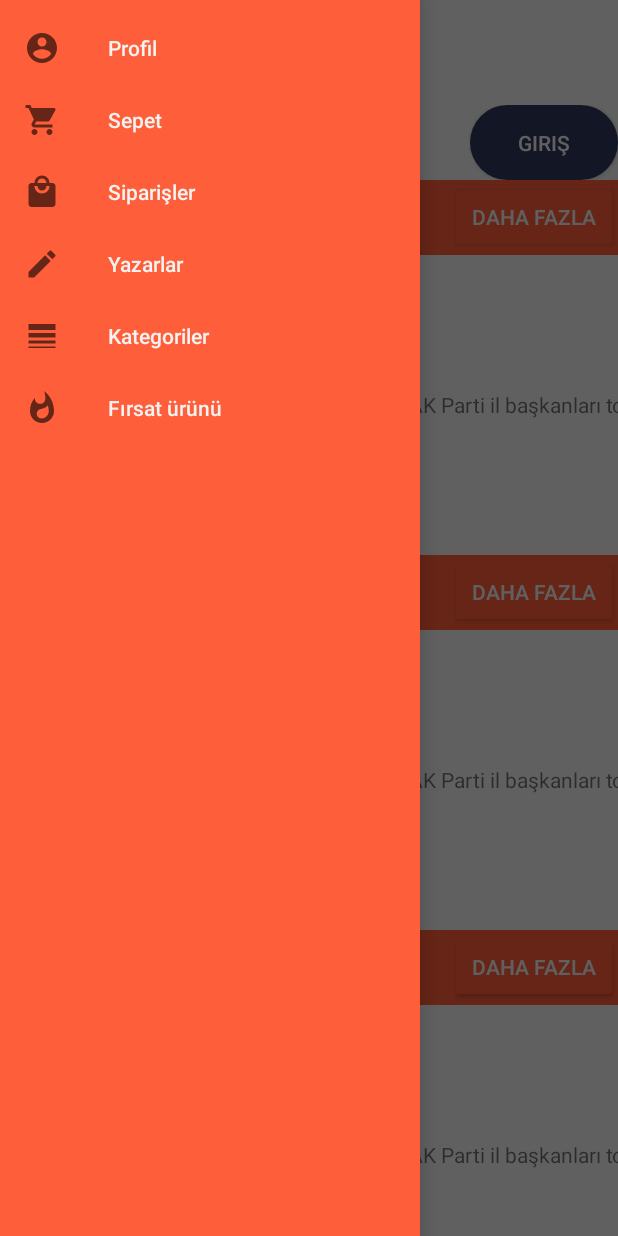
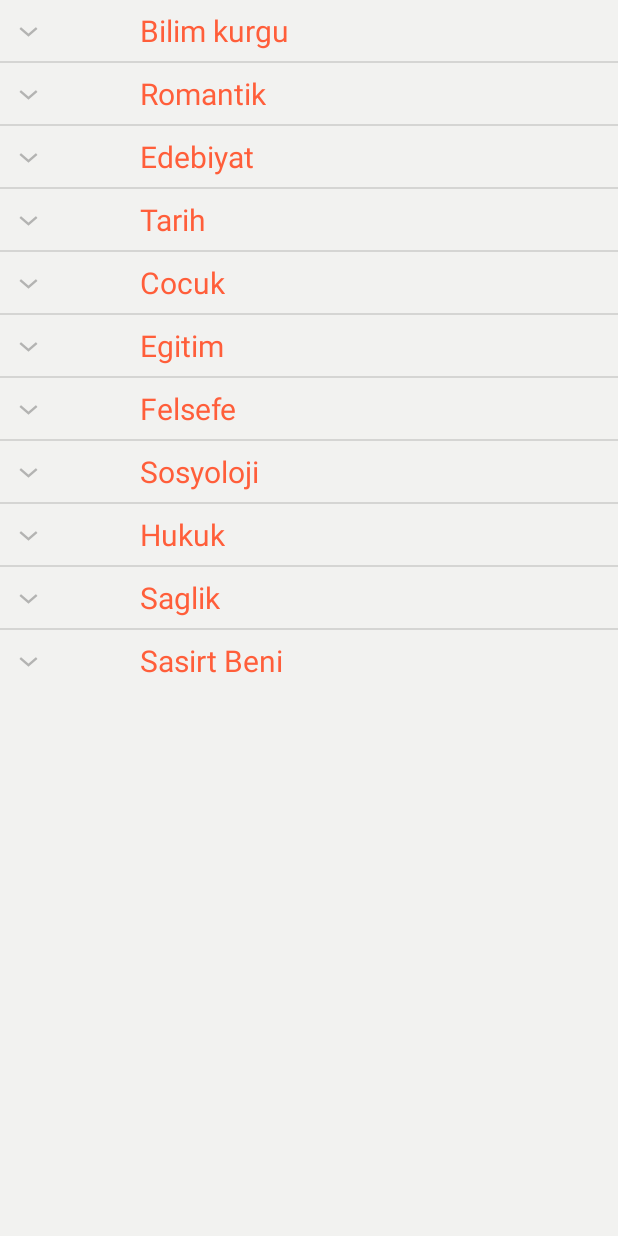
Before and after one commit to OnerInce/android-book_store, an Android app: the MainActivity screen opened directly, with no data from a screen before it, after a tap on "Kategoriler", on a phone screen of 412 x 824 dp. Run offline under Robolectric (Android 15) with nearby library versions, the phone set to English and light mode, and no system bars; 3 other taps on this screen came first.

Commit message:
This is a late commit. This update contains categories of application without design changes. Newest version added to master before this one.

```diff
--- a/app/src/main/AndroidManifest.xml
+++ b/app/src/main/AndroidManifest.xml
@@ -18,6 +18,9 @@
         <activity android:name=".profil" />
         <activity android:name=".Sepet" />
         <activity android:name=".login" />
+        <activity android:name=".Kategoriler" />
+        <activity android:name=".urun_listesi" />
+        <activity android:name=".urun_sayfasi" />
         <activity
             android:name=".MainActivity"
             android:theme="@style/AppTheme.NoActionBar">
--- /dev/null
+++ b/app/src/main/java/com/zurefaseverler/kithub/Kategoriler.java
@@ -0,0 +1,39 @@
+package com.zurefaseverler.kithub;
+
+import androidx.appcompat.app.AppCompatActivity;
+
+import android.content.Intent;
+import android.os.Bundle;
+import android.view.View;
+import android.widget.ExpandableListView;
+import android.widget.TextView;
+
+
+public class Kategoriler extends AppCompatActivity {
+
+
+    @Override
+    protected void onCreate(Bundle savedInstanceState) {
+        super.onCreate(savedInstanceState);
+        setContentView(R.layout.kategoriler);
+
+
+        ExpandableListView kategoriler = (ExpandableListView) findViewById(R.id.acilirKategoriler);
+        kategoriler.setAdapter( new adapter_kategoriler(this));
+
+        kategoriler.setOnChildClickListener(new ExpandableListView.OnChildClickListener() {
+            @Override
+            public boolean onChildClick(ExpandableListView parent, View v, int groupPosition, int childPosition, long id) {
+                Intent i = new Intent(getApplicationContext(), urun_listesi.class);
+                String b = ((TextView) v).getText().toString();
+                i.putExtra("mesaj", b);
+                startActivity(i);
+
+                return false;
+            }
+        });
+
+
+
+    }
+}
--- a/app/src/main/java/com/zurefaseverler/kithub/MainActivity.java
+++ b/app/src/main/java/com/zurefaseverler/kithub/MainActivity.java
@@ -34,6 +34,10 @@ public class MainActivity extends AppCompatActivity implements View.OnClickListe
                 break;
             case R.id.profil:
                 i = new Intent(this,profil.class );
+                startActivity(i);
+                break;
+            case R.id.turler:
+                i = new Intent(this, Kategoriler.class);
                 startActivity(i);
                 break;
         }
--- /dev/null
+++ b/app/src/main/java/com/zurefaseverler/kithub/adapter_kategoriler.java
@@ -0,0 +1,102 @@
+package com.zurefaseverler.kithub;
+
+
+import android.content.Context;
+import android.graphics.Color;
+import android.view.View;
+import android.view.ViewGroup;
+import android.widget.BaseExpandableListAdapter;
+import android.widget.TextView;
+
+public class adapter_kategoriler extends BaseExpandableListAdapter {
+
+    // kategoriler veri tabani geldiginde oraya aktarilacak
+    // ayrica adminin yeni kategori ekleyebilmesi lazim
+    String[] kitap_Kategorileri = {"Bilim kurgu", "Romantik", "Edebiyat", "Tarih", "Cocuk", "Egitim", "Felsefe", "Sosyoloji", "Hukuk", "Saglik", "Sasirt Beni"};
+    String[] yazi = {"Roman", "Siir", "Hikaye", "Deneme", "Biyografi", "Polisiye", "Elestiri", "Cizgi Roman"};
+
+    String[][] alt_kategoriler = {{"Roman1", "Siir", "Hikaye", "Deneme", "Biyografi", "Polisiye", "Elestiri", "Cizgi Roman"}, // bilim kurgu
+            {"Roman2", "Siir", "Hikaye", "Deneme", "Biyografi", "Polisiye", "Elestiri", "Cizgi Roman"}, // Romantik
+            {"Roman3", "Siir", "Hikaye", "Deneme", "Biyografi", "Polisiye", "Elestiri", "Cizgi Roman"}, // Edebiyat
+            {"Roman4", "Siir", "Hikaye", "Deneme", "Biyografi", "Polisiye", "Elestiri", "Cizgi Roman"}, // Tarih
+            {"Roman5", "Siir", "Hikaye", "Deneme", "Biyografi", "Polisiye", "Elestiri", "Cizgi Roman"}, // Cocuk
+            {"Roman6", "Siir", "Hikaye", "Deneme", "Biyografi", "Polisiye", "Elestiri", "Cizgi Roman"}, // Egitim
+            {"Roman7", "Siir", "Hikaye", "Deneme", "Biyografi", "Polisiye", "Elestiri", "Cizgi Roman"}, // Felsefe
+            {"Roman8", "Siir", "Hikaye", "Deneme", "Biyografi", "Polisiye", "Elestiri", "Cizgi Roman"}, // Sosyoloji
+            {"Roman9", "Siir", "Hikaye", "Deneme", "Biyografi", "Polisiye", "Elestiri", "Cizgi Roman"}, // Hukuk
+            {"Roman10", "Siir", "Hikaye", "Deneme", "Biyografi", "Polisiye", "Elestiri", "Cizgi Roman"}, // Saglik
+            {"Roman11", "Siir", "Hikaye", "Deneme", "Biyografi", "Polisiye", "Elestiri", "Cizgi Roman"}  // Sasirt Beni
+    };
+
+
+
+
+
+    private Context c;
+
+    public adapter_kategoriler(Context c){
+        this.c = c;
+    };
+
+    @Override
+    public boolean hasStableIds() {
+        return false;
+    }
+
+    @Override
+    public int getGroupCount() {
+        return kitap_Kategorileri.length;
+    }
+
+    @Override
+    public int getChildrenCount(int groupPosition) {
+        return alt_kategoriler[groupPosition].length;
+    }
+
+    @Override
+    public Object getGroup(int groupPosition) {
+        return null;
+    }
+
+    @Override
+    public Object getChild(int groupPosition, int childPosition) {
+        return null;
+    }
+
+    @Override
+    public long getGroupId(int groupPosition) {
+        return groupPosition;
+    }
+
+    @Override
+    public long getChildId(int groupPosition, int childPosition) {
+        return 0;
+    }
+
+
+
+    @Override
+    public View getGroupView(int groupPosition, boolean isExpanded, View convertView, ViewGroup parent) {
+        TextView tv_kitap_kategorileri = new TextView(c);
+        tv_kitap_kategorileri.setText(kitap_Kategorileri[groupPosition]);
+        tv_kitap_kategorileri.setTextSize(20);
+        tv_kitap_kategorileri.setPadding(140,10,10, 10);
+        tv_kitap_kategorileri.setTextColor(Color.parseColor("#ff5e3a"));
+        return tv_kitap_kategorileri;
+    }
+
+    @Override
+    public View getChildView(int groupPosition, int childPosition, boolean isLastChild, View convertView, ViewGroup parent) {
+        TextView tv_alt_kategorileri = new TextView(c);
+        tv_alt_kategorileri.setText(alt_kategoriler[groupPosition][childPosition]);
+        tv_alt_kategorileri.setTextSize(16);
+        tv_alt_kategorileri.setPadding(170,10,10, 10);
+        tv_alt_kategorileri.setTextColor(Color.parseColor("#272e4f"));
+        return tv_alt_kategorileri;
+    }
+
+    @Override
+    public boolean isChildSelectable(int groupPosition, int childPosition) {
+        return true;
+    }
+}
--- /dev/null
+++ b/app/src/main/res/layout/kategoriler.xml
@@ -0,0 +1,19 @@
+<?xml version="1.0" encoding="utf-8"?>
+<LinearLayout xmlns:android="http://schemas.android.com/apk/res/android"
+    xmlns:app="http://schemas.android.com/apk/res-auto"
+    xmlns:tools="http://schemas.android.com/tools"
+    android:layout_width="match_parent"
+    android:layout_height="match_parent"
+    android:background="@color/light"
+    tools:context=".Kategoriler">
+
+
+
+
+    <ExpandableListView
+        android:id="@+id/acilirKategoriler"
+        android:layout_width="wrap_content"
+        android:background="@color/light"
+        android:layout_height="wrap_content"></ExpandableListView>
+
+</LinearLayout>
```
Also changed, not shown: app/src/main/java/com/zurefaseverler/kithub/urun_listesi.java (added, +30 -0 lines), app/src/main/java/com/zurefaseverler/kithub/urun_sayfasi.java (added, +14 -0 lines), app/src/main/res/layout/urun_listesi.xml (added, +179 -0 lines), app/src/main/res/layout/urun_sayfasi.xml (added, +73 -0 lines), app/src/main/res/drawable/seytani_uyandirma.jpg (added).
